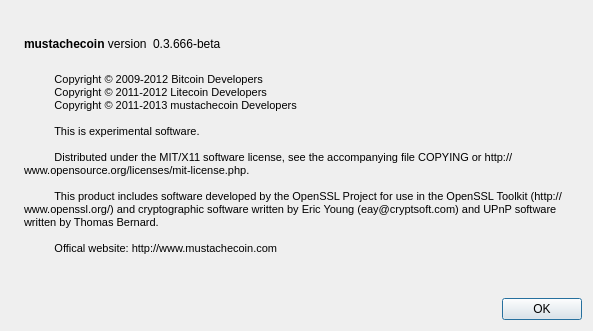
This is src/qt/forms/aboutdialog.ui in tuaris/mustachecoin as Qt 5 draws it before an edit. The edited form follows.
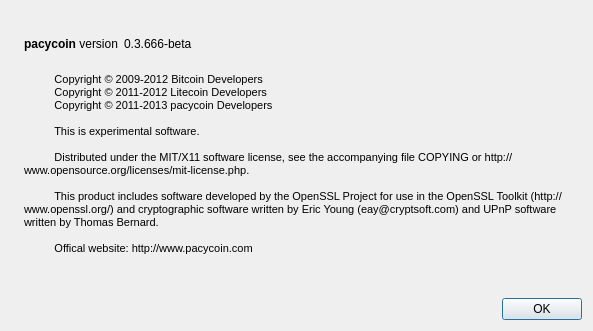
This is the edited form. Icons and pictures are not drawn.

Diff of the .ui file:
```diff
--- a/src/qt/forms/aboutdialog.ui
+++ b/src/qt/forms/aboutdialog.ui
@@ -50,7 +50,7 @@
           <cursorShape>IBeamCursor</cursorShape>
          </property>
          <property name="text">
-          <string>&lt;b&gt;mustachecoin&lt;/b&gt; version</string>
+          <string>&lt;b&gt;pacycoin&lt;/b&gt; version</string>
          </property>
          <property name="textInteractionFlags">
           <set>Qt::LinksAccessibleByMouse|Qt::TextSelectableByKeyboard|Qt::TextSelectableByMouse</set>
@@ -101,7 +101,7 @@
 &lt;p style=&quot;-qt-paragraph-type:empty; margin-top:0px; margin-bottom:0px; margin-left:0px; margin-right:0px; -qt-block-indent:0; text-indent:0px;&quot;&gt;&lt;/p&gt;
 &lt;p style=&quot; margin-top:0px; margin-bottom:0px; margin-left:0px; margin-right:0px; -qt-block-indent:0; text-indent:0px;&quot;&gt;&lt;span style=&quot; font-size:8pt;&quot;&gt;          Copyright © 2009-2012 Bitcoin Developers&lt;/span&gt;&lt;/p&gt;
 &lt;p style=&quot; margin-top:0px; margin-bottom:0px; margin-left:0px; margin-right:0px; -qt-block-indent:0; text-indent:0px;&quot;&gt;&lt;span style=&quot; font-size:8pt;&quot;&gt;          Copyright © 2011-2012 Litecoin Developers&lt;/span&gt;&lt;/p&gt;
-&lt;p style=&quot; margin-top:0px; margin-bottom:0px; margin-left:0px; margin-right:0px; -qt-block-indent:0; text-indent:0px;&quot;&gt;&lt;span style=&quot; font-size:8pt;&quot;&gt;          Copyright © 2011-2013 mustachecoin Developers&lt;/span&gt;&lt;/p&gt;
+&lt;p style=&quot; margin-top:0px; margin-bottom:0px; margin-left:0px; margin-right:0px; -qt-block-indent:0; text-indent:0px;&quot;&gt;&lt;span style=&quot; font-size:8pt;&quot;&gt;          Copyright © 2011-2013 pacycoin Developers&lt;/span&gt;&lt;/p&gt;
 &lt;p style=&quot;-qt-paragraph-type:empty; margin-top:0px; margin-bottom:0px; margin-left:0px; margin-right:0px; -qt-block-indent:0; text-indent:0px; font-size:8pt;&quot;&gt;&lt;/p&gt;
 &lt;p style=&quot; margin-top:0px; margin-bottom:0px; margin-left:0px; margin-right:0px; -qt-block-indent:0; text-indent:0px;&quot;&gt;&lt;span style=&quot; font-size:8pt;&quot;&gt;          This is experimental software.&lt;/span&gt;&lt;/p&gt;
 &lt;p style=&quot;-qt-paragraph-type:empty; margin-top:0px; margin-bottom:0px; margin-left:0px; margin-right:0px; -qt-block-indent:0; text-indent:0px; font-size:8pt;&quot;&gt;&lt;/p&gt;
@@ -109,7 +109,7 @@
 &lt;p style=&quot;-qt-paragraph-type:empty; margin-top:0px; margin-bottom:0px; margin-left:0px; margin-right:0px; -qt-block-indent:0; text-indent:0px; font-size:8pt;&quot;&gt;&lt;/p&gt;
 &lt;p style=&quot; margin-top:0px; margin-bottom:0px; margin-left:0px; margin-right:0px; -qt-block-indent:0; text-indent:0px;&quot;&gt;&lt;span style=&quot; font-size:8pt;&quot;&gt;          This product includes software developed by the OpenSSL Project for use in the OpenSSL Toolkit (http://www.openssl.org/) and cryptographic software written by Eric Young (eay@cryptsoft.com) and UPnP software written by Thomas Bernard.&lt;/span&gt;&lt;/p&gt;
 &lt;p style=&quot;-qt-paragraph-type:empty; margin-top:0px; margin-bottom:0px; margin-left:0px; margin-right:0px; -qt-block-indent:0; text-indent:0px; font-size:8pt;&quot;&gt;&lt;/p&gt;
-&lt;p style=&quot; margin-top:0px; margin-bottom:0px; margin-left:0px; margin-right:0px; -qt-block-indent:0; text-indent:0px;&quot;&gt;&lt;span style=&quot; font-size:8pt;&quot;&gt;          Offical website: http://www.mustachecoin.com&lt;/span&gt;&lt;/p&gt;
+&lt;p style=&quot; margin-top:0px; margin-bottom:0px; margin-left:0px; margin-right:0px; -qt-block-indent:0; text-indent:0px;&quot;&gt;&lt;span style=&quot; font-size:8pt;&quot;&gt;          Offical website: http://www.pacycoin.com&lt;/span&gt;&lt;/p&gt;
 &lt;p style=&quot; margin-top:0px; margin-bottom:0px; margin-left:0px; margin-right:0px; -qt-block-indent:0; text-indent:0px;&quot;&gt;&lt;span style=&quot; font-size:8pt;&quot;&gt;        &lt;/span&gt;&lt;/p&gt;&lt;/body&gt;&lt;/html&gt;</string>
        </property>
        <property name="wordWrap">
```
Left out of the diff: 2 changed lines with no effect on the pictures.
